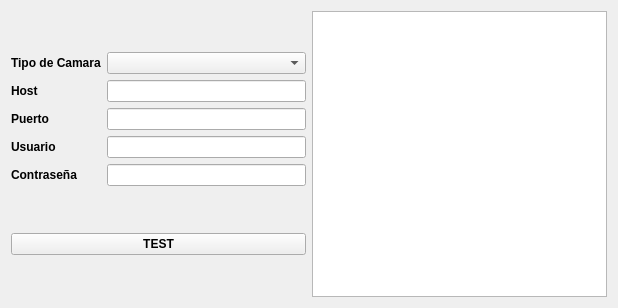
The window that testlib/mainwindow.ui (sunsiz/nQTrucks) describes before a commit, drawn with Qt 5.
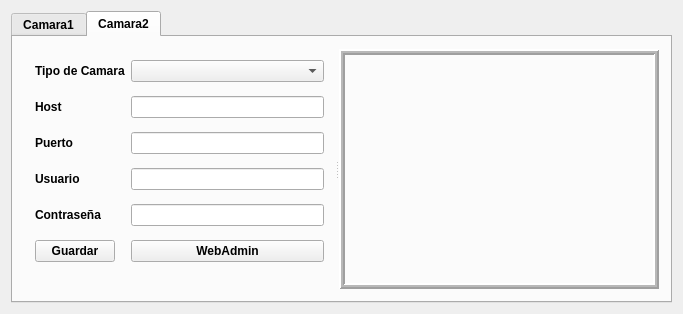
The same window after the commit.

Commit message: END MODULO CAMARAS

```diff
--- a/testlib/mainwindow.ui
+++ b/testlib/mainwindow.ui
@@ -6,8 +6,8 @@
    <rect>
     <x>0</x>
     <y>0</y>
-    <width>618</width>
-    <height>308</height>
+    <width>683</width>
+    <height>311</height>
    </rect>
   </property>
   <property name="font">
@@ -20,12 +20,31 @@
    <string>TEST LIB</string>
   </property>
   <widget class="QWidget" name="centralWidget">
-   <layout class="QGridLayout" name="gridLayout_2">
-    <item row="0" column="0">
-     <layout class="QVBoxLayout" name="verticalLayout">
-      <item>
        <layout class="QGridLayout" name="gridLayout">
         <item row="0" column="0">
+     <widget class="QTabWidget" name="camarasTabWidget">
+      <property name="currentIndex">
+       <number>1</number>
+      </property>
+      <widget class="QWidget" name="Camara1">
+       <attribute name="title">
+        <string>Camara1</string>
+       </attribute>
+       <layout class="QHBoxLayout" name="horizontalLayout">
+        <item>
+         <widget class="QSplitter" name="splitter">
+          <property name="orientation">
+           <enum>Qt::Horizontal</enum>
+          </property>
+          <widget class="QWidget" name="layoutWidget">
+           <layout class="QFormLayout" name="formLayout">
+            <property name="horizontalSpacing">
+             <number>6</number>
+            </property>
+            <property name="verticalSpacing">
+             <number>14</number>
+            </property>
+            <item row="0" column="0">
          <widget class="QLabel" name="label">
           <property name="text">
            <string>Tipo de Camara</string>
@@ -33,7 +52,7 @@
          </widget>
         </item>
         <item row="0" column="1">
-         <widget class="QComboBox" name="comboBox"/>
+             <widget class="QComboBox" name="camaraComboBox1"/>
         </item>
         <item row="1" column="0">
          <widget class="QLabel" name="label_3">
@@ -43,7 +62,7 @@
          </widget>
         </item>
         <item row="1" column="1">
-         <widget class="QLineEdit" name="hostLineEdit"/>
+             <widget class="QLineEdit" name="hostLineEdit1"/>
         </item>
         <item row="2" column="0">
          <widget class="QLabel" name="label_4">
@@ -53,7 +72,11 @@
          </widget>
         </item>
         <item row="2" column="1">
-         <widget class="QLineEdit" name="puertoLineEdit"/>
+             <widget class="QLineEdit" name="puertoLineEdit1">
+              <property name="inputMethodHints">
+               <set>Qt::ImhDigitsOnly</set>
+              </property>
+             </widget>
         </item>
         <item row="3" column="0">
          <widget class="QLabel" name="label_5">
@@ -63,7 +86,7 @@
          </widget>
         </item>
         <item row="3" column="1">
-         <widget class="QLineEdit" name="usuarioLineEdit"/>
+             <widget class="QLineEdit" name="usuarioLineEdit1"/>
         </item>
         <item row="4" column="0">
          <widget class="QLabel" name="label_6">
@@ -73,21 +96,199 @@
          </widget>
         </item>
         <item row="4" column="1">
-         <widget class="QLineEdit" name="passwdLineEdit"/>
-        </item>
-       </layout>
-      </item>
-      <item>
-       <widget class="QPushButton" name="testPushButton">
+             <widget class="QLineEdit" name="passwdLineEdit1">
+              <property name="inputMethodHints">
+               <set>Qt::ImhHiddenText|Qt::ImhNoAutoUppercase|Qt::ImhNoPredictiveText|Qt::ImhSensitiveData</set>
+              </property>
+              <property name="echoMode">
+               <enum>QLineEdit::Password</enum>
+              </property>
+             </widget>
+            </item>
+            <item row="5" column="0">
+             <widget class="QPushButton" name="guardarPushButton1">
+              <property name="text">
+               <string>Guardar</string>
+              </property>
+             </widget>
+            </item>
+            <item row="5" column="1">
+             <widget class="QPushButton" name="webPushButton1">
         <property name="text">
-         <string>TEST</string>
+               <string>WebAdmin</string>
         </property>
        </widget>
       </item>
      </layout>
+          </widget>
+          <widget class="QLabel" name="camaraLabel1">
+           <property name="minimumSize">
+            <size>
+             <width>320</width>
+             <height>240</height>
+            </size>
+           </property>
+           <property name="maximumSize">
+            <size>
+             <width>320</width>
+             <height>240</height>
+            </size>
+           </property>
+           <property name="frameShape">
+            <enum>QFrame::Box</enum>
+           </property>
+           <property name="frameShadow">
+            <enum>QFrame::Raised</enum>
+           </property>
+           <property name="lineWidth">
+            <number>2</number>
+           </property>
+           <property name="midLineWidth">
+            <number>2</number>
+           </property>
+           <property name="text">
+            <string/>
+           </property>
+           <property name="scaledContents">
+            <bool>true</bool>
+           </property>
+          </widget>
+         </widget>
+        </item>
+       </layout>
+      </widget>
+      <widget class="QWidget" name="Camara2">
+       <attribute name="title">
+        <string>Camara2</string>
+       </attribute>
+       <layout class="QGridLayout" name="gridLayout_2">
+        <item row="0" column="0">
+         <widget class="QSplitter" name="splitter_3">
+          <property name="orientation">
+           <enum>Qt::Horizontal</enum>
+          </property>
+          <widget class="QWidget" name="layoutWidget_2">
+           <layout class="QFormLayout" name="formLayout_3">
+            <property name="horizontalSpacing">
+             <number>6</number>
+            </property>
+            <property name="verticalSpacing">
+             <number>14</number>
+            </property>
+            <item row="0" column="0">
+             <widget class="QLabel" name="label_16">
+              <property name="text">
+               <string>Tipo de Camara</string>
+              </property>
+             </widget>
     </item>
     <item row="0" column="1">
-     <widget class="QGraphicsView" name="camaraGraphicsView"/>
+             <widget class="QComboBox" name="camaraComboBox2"/>
+            </item>
+            <item row="1" column="0">
+             <widget class="QLabel" name="label_17">
+              <property name="text">
+               <string>Host</string>
+              </property>
+             </widget>
+            </item>
+            <item row="1" column="1">
+             <widget class="QLineEdit" name="hostLineEdit2"/>
+            </item>
+            <item row="2" column="0">
+             <widget class="QLabel" name="label_18">
+              <property name="text">
+               <string>Puerto</string>
+              </property>
+             </widget>
+            </item>
+            <item row="2" column="1">
+             <widget class="QLineEdit" name="puertoLineEdit2">
+              <property name="inputMethodHints">
+               <set>Qt::ImhDigitsOnly</set>
+              </property>
+             </widget>
+            </item>
+            <item row="3" column="0">
+             <widget class="QLabel" name="label_19">
+              <property name="text">
+               <string>Usuario</string>
+              </property>
+             </widget>
+            </item>
+            <item row="3" column="1">
+             <widget class="QLineEdit" name="usuarioLineEdit2"/>
+            </item>
+            <item row="4" column="0">
+             <widget class="QLabel" name="label_20">
+              <property name="text">
+               <string>Contraseña</string>
+              </property>
+             </widget>
+            </item>
+            <item row="4" column="1">
+             <widget class="QLineEdit" name="passwdLineEdit2">
+              <property name="inputMethodHints">
+               <set>Qt::ImhHiddenText|Qt::ImhNoAutoUppercase|Qt::ImhNoPredictiveText|Qt::ImhSensitiveData</set>
+              </property>
+              <property name="echoMode">
+               <enum>QLineEdit::Password</enum>
+              </property>
+             </widget>
+            </item>
+            <item row="5" column="0">
+             <widget class="QPushButton" name="guardarPushButton2">
+              <property name="text">
+               <string>Guardar</string>
+              </property>
+             </widget>
+            </item>
+            <item row="5" column="1">
+             <widget class="QPushButton" name="webPushButton2">
+              <property name="text">
+               <string>WebAdmin</string>
+              </property>
+             </widget>
+            </item>
+           </layout>
+          </widget>
+          <widget class="QLabel" name="camaraLabel2">
+           <property name="minimumSize">
+            <size>
+             <width>320</width>
+             <height>240</height>
+            </size>
+           </property>
+           <property name="maximumSize">
+            <size>
+             <width>320</width>
+             <height>240</height>
+            </size>
+           </property>
+           <property name="frameShape">
+            <enum>QFrame::Box</enum>
+           </property>
+           <property name="frameShadow">
+            <enum>QFrame::Raised</enum>
+           </property>
+           <property name="lineWidth">
+            <number>2</number>
+           </property>
+           <property name="midLineWidth">
+            <number>2</number>
+           </property>
+           <property name="text">
+            <string/>
+           </property>
+           <property name="scaledContents">
+            <bool>true</bool>
+           </property>
+          </widget>
+         </widget>
+        </item>
+       </layout>
+      </widget>
+     </widget>
     </item>
    </layout>
   </widget>
```
Lines whose indentation alone changed are shown as unchanged. The commit also changes 14 other files.
